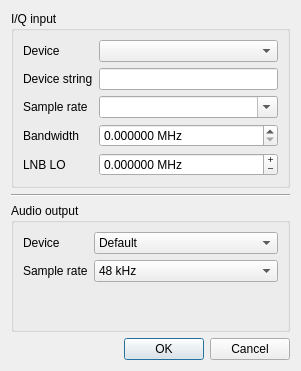
First picture: the form in qtgui/ioconfig.ui, repository gqrx-sdr/gqrx, before the edit.
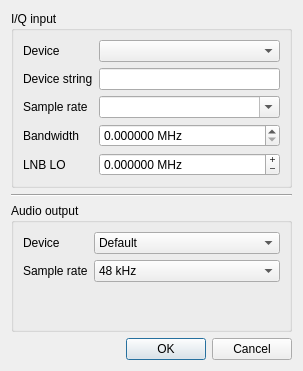
Second picture: the form after the edit. Icons and pictures are not drawn.

Commit message: updated device string tooltip with uhd lo_offset option

The edit to the form file:
```diff
--- a/qtgui/ioconfig.ui
+++ b/qtgui/ioconfig.ui
@@ -6,7 +6,7 @@
    <rect>
     <x>0</x>
     <y>0</y>
-    <width>301</width>
+    <width>303</width>
     <height>371</height>
    </rect>
   </property>
```
Left out of the diff: 14 changed lines with no effect on the pictures.
